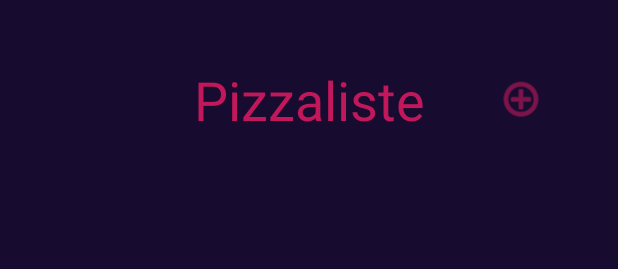
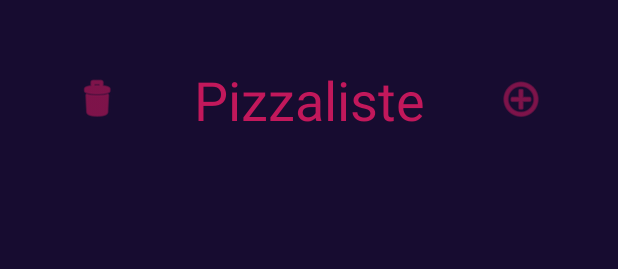
Before and after one commit to Lufthanse/Partyraumkasse, an Android app: the layout activity_pizzaliste.xml on its own in the app's theme, with its tools: preview values and no code run, on a phone screen of 412 x 824 dp. Shown: the top 269 px of the screen. Run offline under Robolectric (Android 15) with nearby library versions, the phone set to English and light mode, and no system bars.

Commit message:
Hannes Pizzaliste funktional fertig 30.06.2021

```diff
--- a/app/src/main/res/layout/activity_pizzaliste.xml
+++ b/app/src/main/res/layout/activity_pizzaliste.xml
@@ -45,6 +45,22 @@
         app:layout_constraintVertical_bias="0.484"
         app:srcCompat="@android:drawable/ic_menu_add" />
 
+    <ImageButton
+        android:id="@+id/btn_delPL"
+        android:layout_width="49dp"
+        android:layout_height="50dp"
+        android:layout_marginTop="20dp"
+        android:layout_marginBottom="628dp"
+        android:background="#170C30"
+        android:onClick="deletePL"
+        android:tint="#C2185B"
+        app:layout_constraintBottom_toBottomOf="parent"
+        app:layout_constraintEnd_toStartOf="@+id/tv_PizzalistePL"
+        app:layout_constraintStart_toStartOf="parent"
+        app:layout_constraintTop_toTopOf="parent"
+        app:layout_constraintVertical_bias="0.484"
+        app:srcCompat="@android:drawable/ic_menu_delete" />
+
     <androidx.recyclerview.widget.RecyclerView
         android:id="@+id/rv_pizzaliste"
         android:layout_width="411dp"
```
Also changed, not shown: app/src/main/java/com/project/partyraumkasse/Pizzaliste.java (+28 -8 lines).
